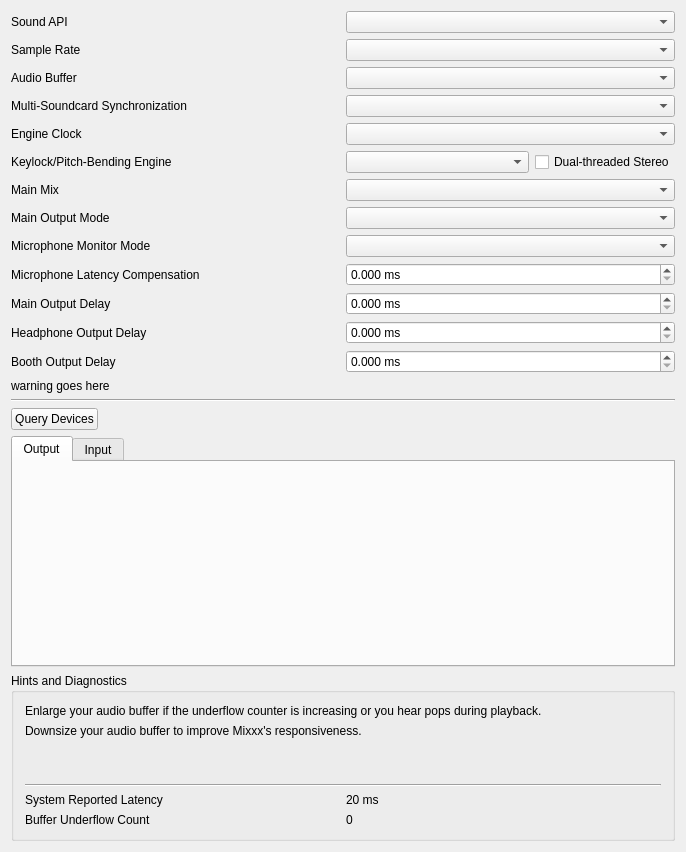
Before: the Qt Designer form src/preferences/dialog/dlgprefsounddlg.ui in ronso0/mixxx, drawn with Qt 5.
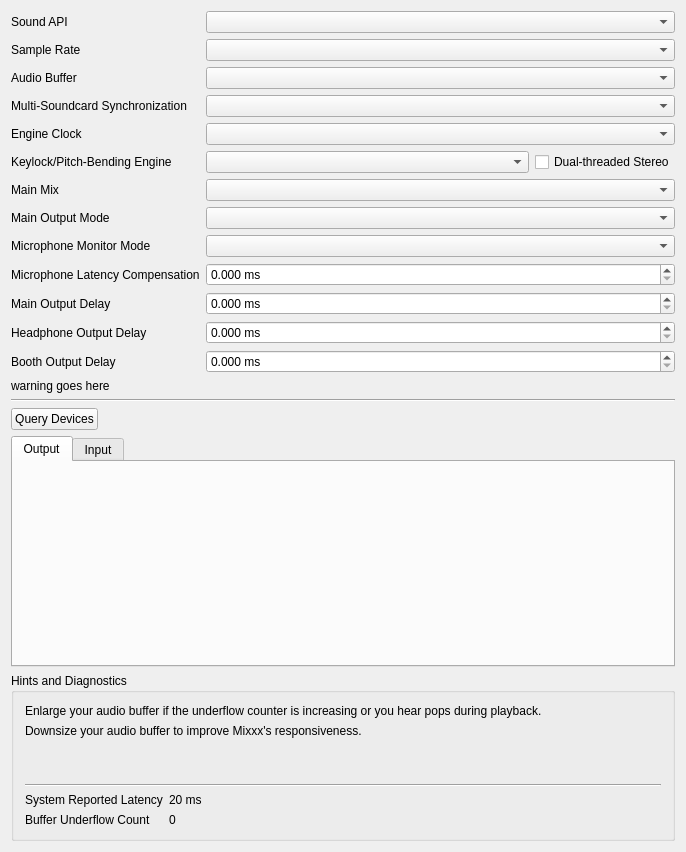
After: the same form once the commit is applied.

Commit message: Pref Sound: stretch right column

```diff
--- a/src/preferences/dialog/dlgprefsounddlg.ui
+++ b/src/preferences/dialog/dlgprefsounddlg.ui
@@ -15,7 +15,7 @@
   </property>
   <layout class="QVBoxLayout" name="verticalLayout_2">
    <item>
-    <layout class="QGridLayout" name="gridLayout">
+    <layout class="QGridLayout" name="gridLayout" columnstretch="0,1">
      <item row="0" column="0">
       <widget class="QLabel" name="apiLabel">
        <property name="text">
@@ -344,7 +344,7 @@
      <property name="title">
       <string>Hints and Diagnostics</string>
      </property>
-     <layout class="QGridLayout" name="gridLayout_6">
+     <layout class="QGridLayout" name="gridLayout_6" columnstretch="0,1">
       <item row="0" column="0" colspan="2">
        <widget class="QLabel" name="underflowCounterHint">
         <property name="text">
```
The commit also changes 1 other file.
